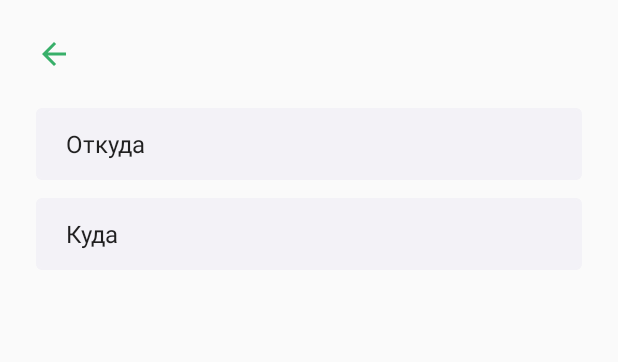
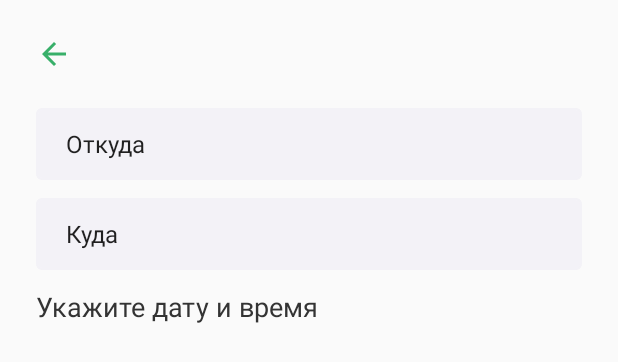
Before and after one commit to Sarich97/Hamsafar, an Android app: the layout activity_creat_post.xml on its own in the app's theme, with its tools: preview values and no code run, on a phone screen of 412 x 824 dp. Shown: the top 362 px of the screen. Run offline under Robolectric (Android 15) with nearby library versions, the phone set to English and light mode, and no system bars; Roboto replaces fonts that are not available here.

Commit message:
Доработка CARDVIEW часть2

```diff
--- /dev/null
+++ b/app/src/main/res/drawable/ic_baseline_arrow_drop_down_24.xml
@@ -0,0 +1,5 @@
+<vector android:height="24dp" android:tint="#38AF69"
+    android:viewportHeight="24" android:viewportWidth="24"
+    android:width="24dp" xmlns:android="http://schemas.android.com/apk/res/android">
+    <path android:fillColor="@android:color/white" android:pathData="M7,10l5,5 5,-5z"/>
+</vector>
--- a/app/src/main/res/layout/activity_creat_post.xml
+++ b/app/src/main/res/layout/activity_creat_post.xml
@@ -34,4 +34,13 @@
         app:layout_constraintTop_toBottomOf="@+id/spinnerStartTrip"
         app:layout_constraintVertical_bias="1.0" />
 
+    <TextView
+        android:id="@+id/textView5"
+        style="@style/authTextDiv"
+        android:text="Укажите дату и время"
+        android:layout_marginTop="12dp"
+        app:layout_constraintTop_toBottomOf="@+id/spinnerEndTrip" />
+
+
+
 </androidx.constraintlayout.widget.ConstraintLayout>
--- a/app/src/main/res/layout/activity_main.xml
+++ b/app/src/main/res/layout/activity_main.xml
@@ -61,6 +61,7 @@
         android:id="@+id/recyclerViewCard"
         android:layout_width="match_parent"
         android:layout_height="wrap_content"
+        android:padding="12dp"
         android:orientation="horizontal"
         app:layout_constraintTop_toBottomOf="@+id/toolbar"/>
 
```
